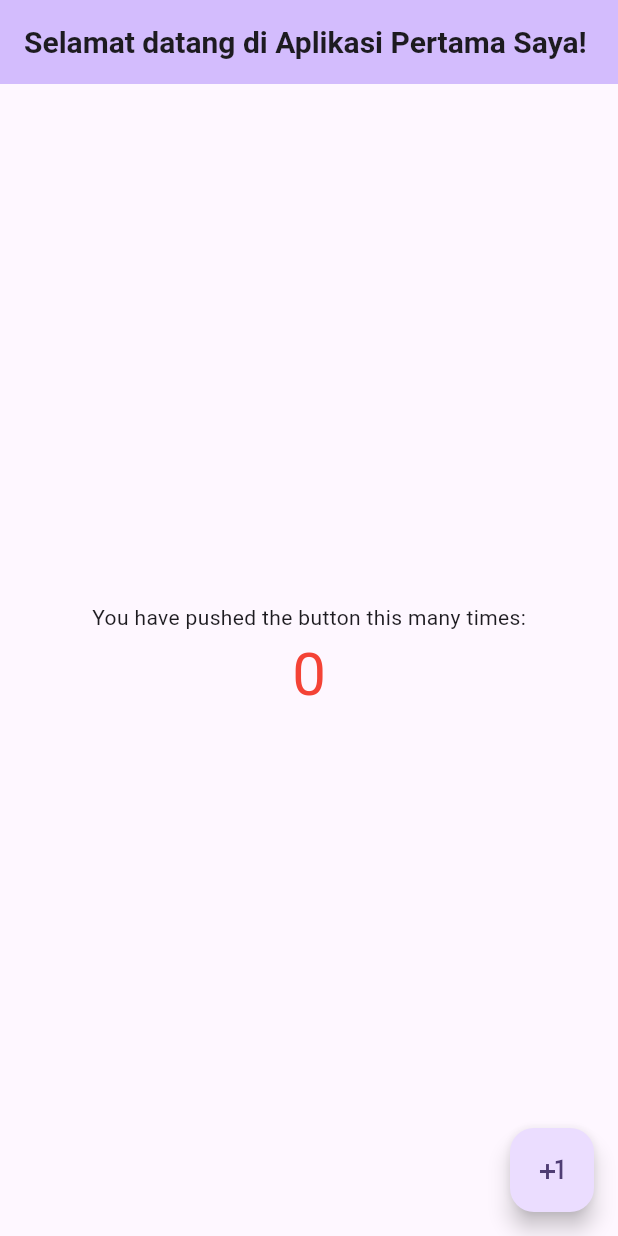
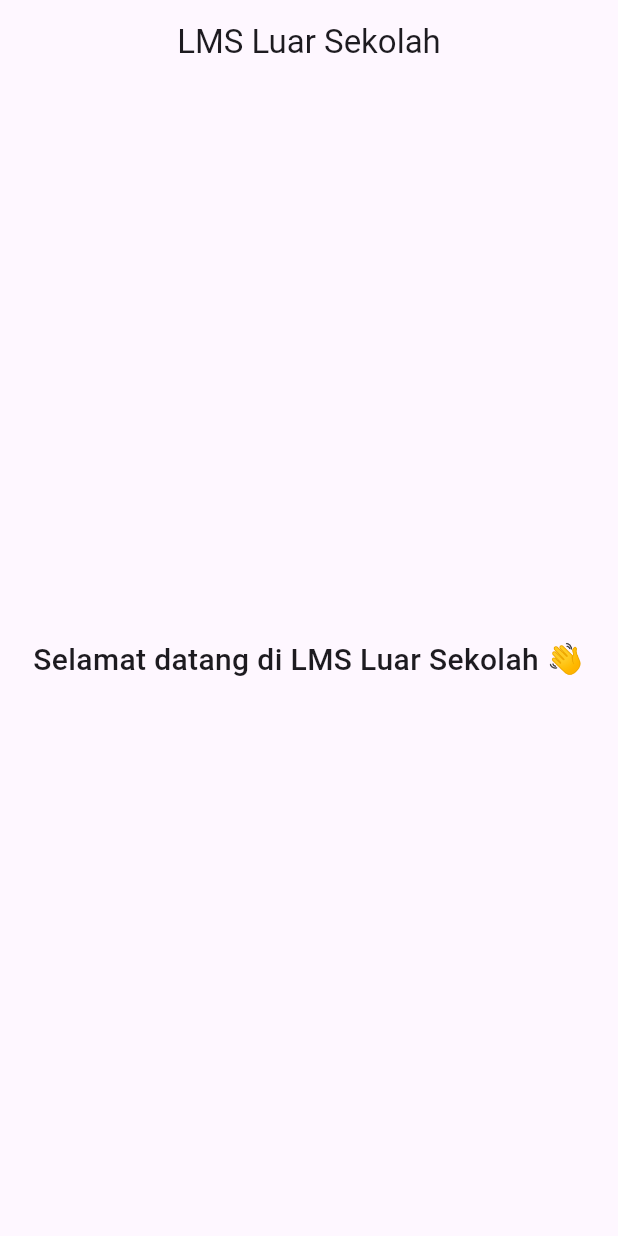
Before and after one commit to kelvinjulian/luar-sekolah-lms, a Flutter app: the screen it shows after launch, on a phone screen of 412 x 824 dp. Run offline on Flutter 3.47's test engine with Material 3 defaults, Android fonts, the phone set to English and light mode, and no system bars.

Commit message:
feat: add simple homepage layout

```diff
--- a/lib/main.dart
+++ b/lib/main.dart
@@ -1,131 +1,37 @@
 import 'package:flutter/material.dart';
 
 void main() {
-  runApp(const MyApp());
+  runApp(const LmsApp());
 }
 
-class MyApp extends StatelessWidget {
-  const MyApp({super.key});
+class LmsApp extends StatelessWidget {
+  const LmsApp({super.key});
 
-  // This widget is the root of your application.
   @override
   Widget build(BuildContext context) {
     return MaterialApp(
-      title: 'Flutter Demo',
-      theme: ThemeData(
-        // This is the theme of your application.
-        //
-        // TRY THIS: Try running your application with "flutter run". You'll see
-        // the application has a purple toolbar. Then, without quitting the app,
-        // try changing the seedColor in the colorScheme below to Colors.green
-        // and then invoke "hot reload" (save your changes or press the "hot
-        // reload" button in a Flutter-supported IDE, or press "r" if you used
-        // the command line to start the app).
-        //
-        // Notice that the counter didn't reset back to zero; the application
-        // state is not lost during the reload. To reset the state, use hot
-        // restart instead.
-        //
-        // This works for code too, not just values: Most code changes can be
-        // tested with just a hot reload.
-        colorScheme: ColorScheme.fromSeed(seedColor: Colors.deepPurple),
-      ),
-      home: const MyHomePage(title: 'Selamat datang di Aplikasi Pertama Saya!'),
+      title: 'LMS Luar Sekolah',
+      theme: ThemeData(primarySwatch: Colors.blue),
+      home: const HomePage(),
+      debugShowCheckedModeBanner: false, // biar tidak ada banner debug
     );
   }
 }
 
-class MyHomePage extends StatefulWidget {
-  const MyHomePage({super.key, required this.title});
-
-  // This widget is the home page of your application. It is stateful, meaning
-  // that it has a State object (defined below) that contains fields that affect
-  // how it looks.
-
-  // This class is the configuration for the state. It holds the values (in this
-  // case the title) provided by the parent (in this case the App widget) and
-  // used by the build method of the State. Fields in a Widget subclass are
-  // always marked "final".
-
-  final String title;
-
-  @override
-  State<MyHomePage> createState() => _MyHomePageState();
-}
-
-class _MyHomePageState extends State<MyHomePage> {
-  int _counter = 0;
-
-  void _incrementCounter() {
-    setState(() {
-      // This call to setState tells the Flutter framework that something has
-      // changed in this State, which causes it to rerun the build method below
-      // so that the display can reflect the updated values. If we changed
-      // _counter without calling setState(), then the build method would not be
-      // called again, and so nothing would appear to happen.
-      _counter++;
-    });
-  }
+class HomePage extends StatelessWidget {
+  const HomePage({super.key});
 
   @override
   Widget build(BuildContext context) {
-    // This method is rerun every time setState is called, for instance as done
-    // by the _incrementCounter method above.
-    //
-    // The Flutter framework has been optimized to make rerunning build methods
-    // fast, so that you can just rebuild anything that needs updating rather
-    // than having to individually change instances of widgets.
     return Scaffold(
-      appBar: AppBar(
-        // TRY THIS: Try changing the color here to a specific color (to
-        // Colors.amber, perhaps?) and trigger a hot reload to see the AppBar
-        // change color while the other colors stay the same.
-        backgroundColor: Theme.of(context).colorScheme.inversePrimary,
-        // Here we take the value from the MyHomePage object that was created by
-        // the App.build method, and use it to set our appbar title.
-        //? title: Text(widget.title),
-        //? bagian ini kita ubah untuk mengganti ukuran font title
-        title: Text(
-          widget.title,
-          style: TextStyle(fontSize: 20, fontWeight: FontWeight.bold),
+      appBar: AppBar(title: const Text("LMS Luar Sekolah"), centerTitle: true),
+      body: const Center(
+        child: Text(
+          "Selamat datang di LMS Luar Sekolah 👋",
+          style: TextStyle(fontSize: 20, fontWeight: FontWeight.w500),
+          textAlign: TextAlign.center,
         ),
       ),
-      body: Center(
-        // Center is a layout widget. It takes a single child and positions it
-        // in the middle of the parent.
-        child: Column(
-          // Column is also a layout widget. It takes a list of children and
-          // arranges them vertically. By default, it sizes itself to fit its
-          // children horizontally, and tries to be as tall as its parent.
-          //
-          // Column has various properties to control how it sizes itself and
-          // how it positions its children. Here we use mainAxisAlignment to
-          // center the children vertically; the main axis here is the vertical
-          // axis because Columns are vertical (the cross axis would be
-          // horizontal).
-          //
-          // TRY THIS: Invoke "debug painting" (choose the "Toggle Debug Paint"
-          // action in the IDE, or press "p" in the console), to see the
-          // wireframe for each widget.
-          mainAxisAlignment: MainAxisAlignment.center,
-          children: <Widget>[
-            const Text('You have pushed the button this many times:'),
-            // Text(
-            //   '$_counter',
-            //   style: Theme.of(context).textTheme.headlineMedium,
-            // ),
-            Text(
-              '$_counter',
-              style: TextStyle(fontSize: 40, color: Colors.red),
-            ),
-          ],
-        ),
-      ),
-      floatingActionButton: FloatingActionButton(
-        onPressed: _incrementCounter,
-        tooltip: 'Increment',
-        child: const Icon(Icons.plus_one),
-      ), // This trailing comma makes auto-formatting nicer for build methods.
     );
   }
 }
```
